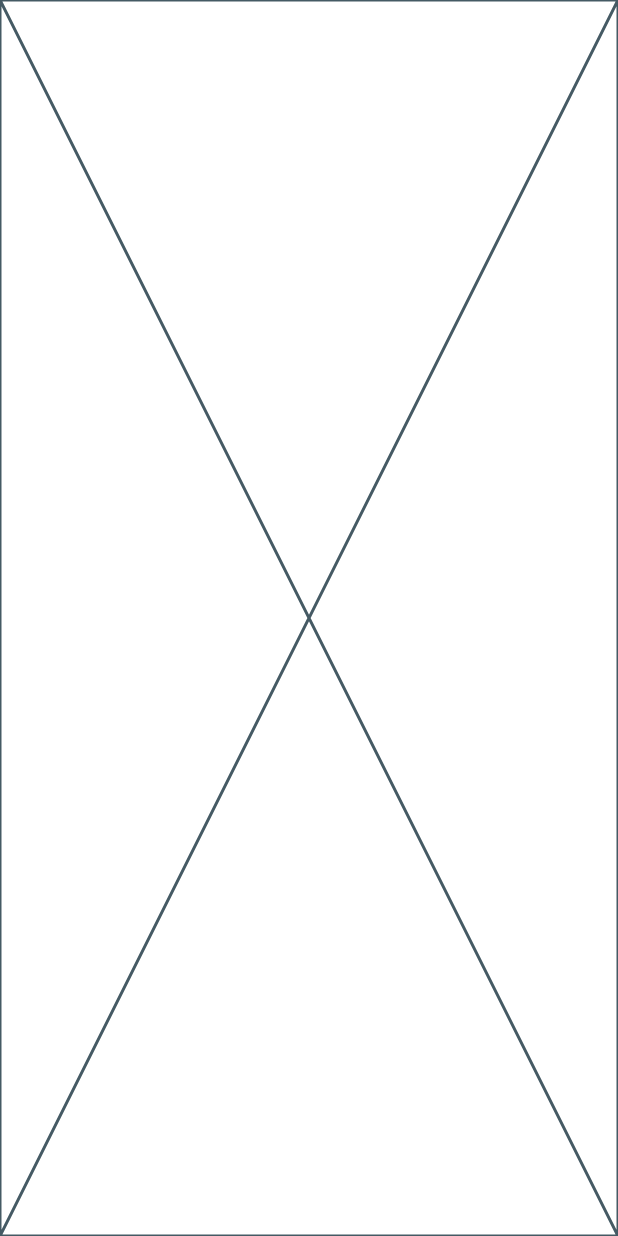
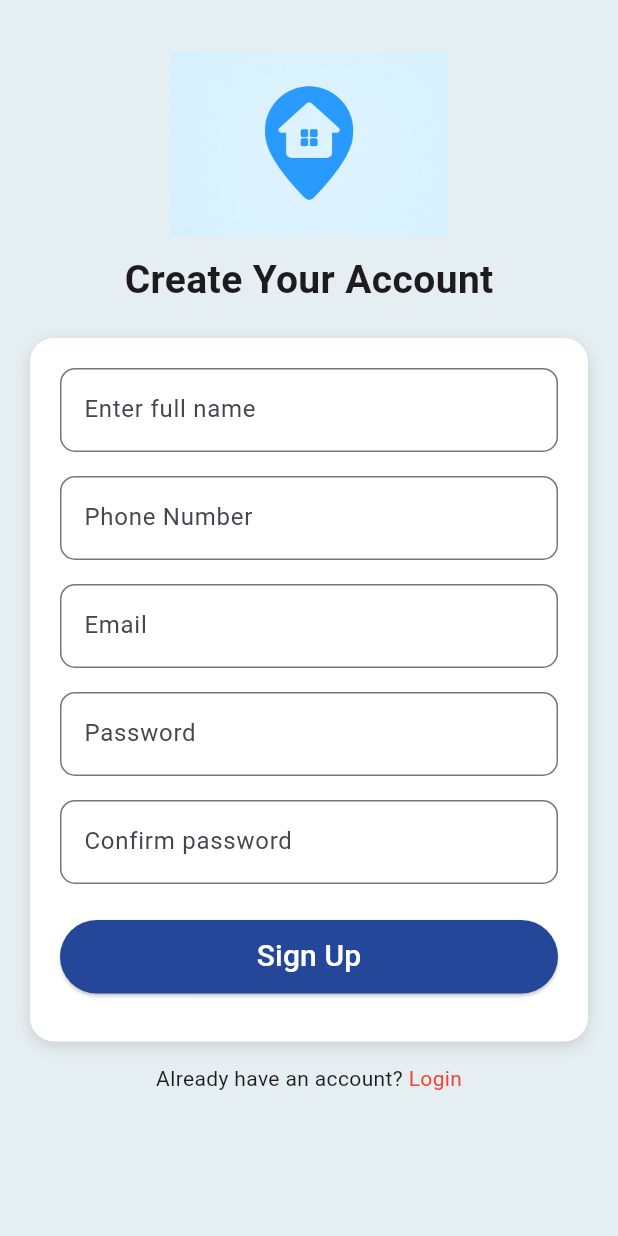
Before and after one commit to Deepa131/room_rental, a Flutter app: the screen it shows after launch, on a phone screen of 412 x 824 dp. Run offline on Flutter 3.47's test engine with Material 3 defaults, Android fonts, the phone set to English and light mode, and no system bars.

```diff
--- a/analysis_options.yaml
+++ b/analysis_options.yaml
@@ -7,6 +7,9 @@
 
 # The following line activates a set of recommended lints for Flutter apps,
 # packages, and plugins designed to encourage good coding practices.
+analyzer:
+  errors:
+    use_build_context_synchronously: ignore
 include: package:flutter_lints/flutter.yaml
 
 linter:
--- a/lib/app.dart
+++ b/lib/app.dart
@@ -1,5 +1,5 @@
 import 'package:flutter/material.dart';
-import 'package:room_rental/screens/splash_screen.dart';
+import 'package:room_rental/screens/signup_screen.dart';
 
 class App extends StatelessWidget {
   const App({super.key});
@@ -7,8 +7,7 @@ class App extends StatelessWidget {
   @override
   Widget build(BuildContext context) {
     return MaterialApp(
-    home: SplashScreen(),
-    //   home: RichtextScreen(),
+    home: SignupScreen(),
 
     );
   }
--- a/lib/main.dart
+++ b/lib/main.dart
@@ -3,8 +3,5 @@ import 'package:flutter/material.dart';
 import 'app.dart';
 
 void main(){
-  // Material App -> parent container
-  //scaffold -> child ->no of screen
-
   runApp(App());
 }
--- a/lib/screens/signup_screen.dart
+++ b/lib/screens/signup_screen.dart
@@ -0,0 +1,200 @@
+import 'package:flutter/material.dart';
+import '../common/my_snackbar.dart';
+import '../widgets/my_button.dart';
+import '../widgets/my_textformfield.dart';
+import 'login_screen.dart';
+
+class SignupScreen extends StatefulWidget {
+  const SignupScreen({super.key});
+
+  @override
+  State<SignupScreen> createState() => _SignupScreenState();
+}
+
+class _SignupScreenState extends State<SignupScreen> {
+  // controllers
+  final fullNameController = TextEditingController();
+  final phoneController = TextEditingController();
+  final emailController = TextEditingController();
+  final passwordController = TextEditingController();
+  final confirmPasswordController = TextEditingController();
+
+  // validation function
+  void handleSignup() {
+    String fullName = fullNameController.text.trim();
+    String phone = phoneController.text.trim();
+    String email = emailController.text.trim();
+    String password = passwordController.text.trim();
+    String confirmPassword = confirmPasswordController.text.trim();
+
+    if (fullName.isEmpty ||
+        phone.isEmpty ||
+        email.isEmpty ||
+        password.isEmpty ||
+        confirmPassword.isEmpty) {
+      showMySnackBar(
+        context: context,
+        message: "All fields are required!",
+        color: Colors.red,
+      );
+      return;
+    }
+
+    if (!email.contains("@") || !email.contains(".")) {
+      showMySnackBar(
+        context: context,
+        message: "Enter a valid email address!",
+        color: Colors.red,
+      );
+      return;
+    }
+
+    if (password != confirmPassword) {
+      showMySnackBar(
+        context: context,
+        message: "Passwords do not match!",
+        color: Colors.red,
+      );
+      return;
+    }
+
+    showMySnackBar(
+      context: context,
+      message: "Signup Successful!",
+      color: Colors.green,
+    );
+
+    Future.delayed(const Duration(seconds: 1), () {
+      if (!mounted) {
+        return;
+      }
+      Navigator.push(
+        context,
+        MaterialPageRoute(builder: (context) => const LoginScreen()),
+      );
+    });
+  }
+
+  @override
+  Widget build(BuildContext context) {
+    final height = MediaQuery.of(context).size.height;
+
+    return Scaffold(
+      backgroundColor: const Color(0xffe5eef0),
+      body: SafeArea(
+        child: SingleChildScrollView(
+          padding: const EdgeInsets.symmetric(horizontal: 20, vertical: 10),
+          child: Column(
+            children: [
+              SizedBox(height: height * 0.03),
+
+              Center(
+                child: Image.asset(
+                  "assets/images/image3.jpg",
+                  height: height * 0.15,
+                ),
+              ),
+
+              const SizedBox(height: 10),
+
+              const Text(
+                "Create Your Account",
+                style: TextStyle(
+                  fontSize: 26,
+                  fontWeight: FontWeight.bold,
+                ),
+              ),
+
+              const SizedBox(height: 20),
+
+              Container(
+                padding: const EdgeInsets.all(20),
+                decoration: BoxDecoration(
+                  color: Colors.white,
+                  borderRadius: BorderRadius.circular(16),
+                  boxShadow: [
+                    BoxShadow(
+                      color: Colors.black12,
+                      blurRadius: 8,
+                      offset: const Offset(0, 3),
+                    ),
+                  ],
+                ),
+                child: Column(
+                  children: [
+                    MyTextformfield(
+                      controller: fullNameController,
+                      labelText: "Enter full name",
+                      hintText: "Full Name",
+                    ),
+                    const SizedBox(height: 16),
+
+                    MyTextformfield(
+                      controller: phoneController,
+                      labelText: "Phone Number",
+                      hintText: "98XXXXXXXX",
+                    ),
+                    const SizedBox(height: 16),
+
+                    MyTextformfield(
+                      controller: emailController,
+                      labelText: "Email",
+                      hintText: "example@gmail.com",
+                    ),
+                    const SizedBox(height: 16),
+
+                    MyTextformfield(
+                      controller: passwordController,
+                      labelText: "Password",
+                      hintText: "******",
+                    ),
+                    const SizedBox(height: 16),
+
+                    MyTextformfield(
+                      controller: confirmPasswordController,
+                      labelText: "Confirm password",
+                      hintText: "******",
+                    ),
+                    const SizedBox(height: 24),
+
+                    MyButton(
+                      text: "Sign Up",
+                      onPressed: handleSignup,
+                      color: const Color(0xff24479a),
+                    ),
+
+                    const SizedBox(height: 12),
+                  ],
+                ),
+              ),
+
+              const SizedBox(height: 15),
+
+              Row(
+                mainAxisAlignment: MainAxisAlignment.center,
+                children: [
+                  const Text("Already have an account?"),
+                  GestureDetector(
+                    onTap: () {
+                      Navigator.push(
+                        context,
+                        MaterialPageRoute(
+                            builder: (context) => const LoginScreen()),
+                      );
+                    },
+                    child: const Text(
+                      " Login",
+                      style: TextStyle(color: Colors.red),
+                    ),
+                  ),
+                ],
+              ),
+
+              const SizedBox(height: 20),
+            ],
+          ),
+        ),
+      ),
+    );
+  }
+}
--- a/lib/widgets/my_textformfield.dart
+++ b/lib/widgets/my_textformfield.dart
@@ -2,6 +2,7 @@ import 'package:flutter/material.dart';
 
 class MyTextformfield extends StatelessWidget {
   const MyTextformfield({
+    super.key,
     required this.controller, required this.labelText, required this.hintText});
 
   final TextEditingController controller;
--- a/pubspec.yaml
+++ b/pubspec.yaml
@@ -58,9 +58,9 @@ flutter:
   uses-material-design: true
 
   # To add assets to your application, add an assets section, like this:
-  # assets:
-  #   - images/a_dot_burr.jpeg
-  #   - images/a_dot_ham.jpeg
+  assets:
+    - assets/images/
+    - assets/icons/
 
   # An image asset can refer to one or more resolution-specific "variants", see
   # https://flutter.dev/to/resolution-aware-images
```
Also changed, not shown: lib/screens/login_screen.dart (+172 -0 lines), assets/images/image3.jpg (added).
